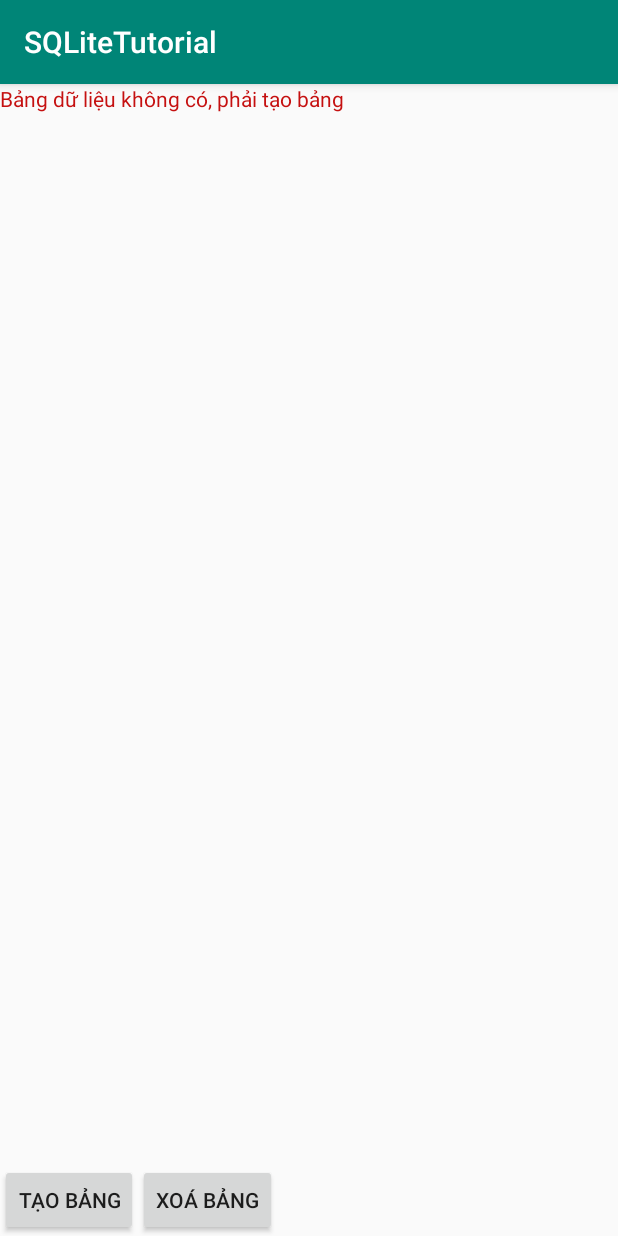
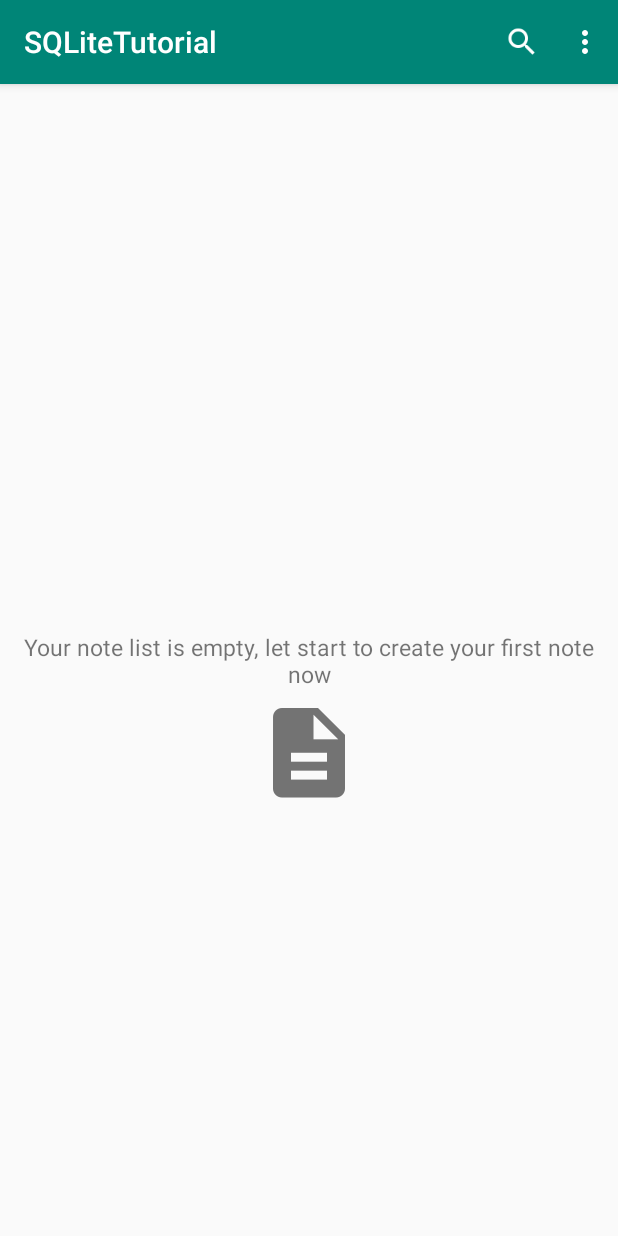
Before and after one commit to daidv2/android-sqlite-example1, an Android app: the screen it shows after launch (MainActivity before the commit, ActionBar after it), on a phone screen of 412 x 824 dp. Run offline under Robolectric (Android 15) with nearby library versions, the phone set to English and light mode, and no system bars.

Commit message:
b24. Action Bar

```diff
--- a/app/src/main/AndroidManifest.xml
+++ b/app/src/main/AndroidManifest.xml
@@ -12,7 +12,7 @@
         android:supportsRtl="true"
         android:theme="@style/AppTheme">
         <activity android:name=".EditProduct"></activity>
-        <activity android:name=".MainActivity">
+        <activity android:name=".ActionBar">
             <intent-filter>
                 <action android:name="android.intent.action.MAIN" />
 
--- /dev/null
+++ b/app/src/main/java/net/xuanthulab/sqlitetutorial/ActionBar.java
@@ -0,0 +1,41 @@
+package net.xuanthulab.sqlitetutorial;
+
+import android.os.Bundle;
+import android.support.v7.app.AppCompatActivity;
+import android.view.Menu;
+import android.view.MenuItem;
+import android.widget.Toast;
+
+public class ActionBar extends AppCompatActivity {
+    @Override
+    protected void onCreate(Bundle savedInstanceState) {
+        super.onCreate(savedInstanceState);
+        setContentView(R.layout.activity_action_bar);
+    }
+
+    // nạp main_actions vào ActionBar của Activity
+    @Override
+    public boolean onCreateOptionsMenu(Menu menu) {
+        getMenuInflater().inflate(R.menu.main_actions, menu);
+
+        return super.onCreateOptionsMenu(menu);
+    }
+
+    // bắt event khi bấm vào các menu
+    @Override
+    public boolean onOptionsItemSelected(MenuItem item) {
+        switch (item.getItemId()) {
+            case R.id.search:
+                Toast.makeText(this, "Search button selected", Toast.LENGTH_SHORT).show();
+                return true;
+            case R.id.about:
+                Toast.makeText(this, "About button selected", Toast.LENGTH_SHORT).show();
+                return true;
+            case R.id.help:
+                Toast.makeText(this, "Help button selected", Toast.LENGTH_SHORT).show();
+                return true;
+        }
+
+        return super.onOptionsItemSelected(item);
+    }
+}
--- /dev/null
+++ b/app/src/main/res/layout/activity_action_bar.xml
@@ -0,0 +1,33 @@
+<?xml version="1.0" encoding="utf-8"?>
+<android.support.constraint.ConstraintLayout xmlns:android="http://schemas.android.com/apk/res/android"
+    xmlns:app="http://schemas.android.com/apk/res-auto"
+    xmlns:tools="http://schemas.android.com/tools"
+    android:layout_width="match_parent"
+    android:layout_height="match_parent"
+    tools:context=".MainActivity">
+
+    <TextView
+        android:id="@+id/activity_main_tv_empty"
+        style="@style/InformationTextView"
+        android:text="@string/mainscreen_empty_note"
+        app:layout_constraintBottom_toBottomOf="parent"
+        app:layout_constraintLeft_toLeftOf="parent"
+        app:layout_constraintRight_toRightOf="parent"
+        app:layout_constraintTop_toTopOf="parent" />
+
+    <ImageView
+        android:id="@+id/imageView"
+        android:layout_width="@dimen/empty_icon_width"
+        android:layout_height="@dimen/empty_icon_height"
+        android:layout_marginStart="8dp"
+        android:layout_marginLeft="8dp"
+        android:layout_marginTop="8dp"
+        android:layout_marginEnd="8dp"
+        android:layout_marginRight="8dp"
+        android:scaleType="fitCenter"
+        app:layout_constraintEnd_toEndOf="parent"
+        app:layout_constraintStart_toStartOf="parent"
+        app:layout_constraintTop_toBottomOf="@+id/activity_main_tv_empty"
+        app:srcCompat="@drawable/empty_note" />
+
+</android.support.constraint.ConstraintLayout>
--- /dev/null
+++ b/app/src/main/res/menu/main_actions.xml
@@ -0,0 +1,21 @@
+<?xml version="1.0" encoding="utf-8"?>
+<menu xmlns:android="http://schemas.android.com/apk/res/android"
+    xmlns:app="http://schemas.android.com/apk/res-auto">
+
+    <item
+        android:id="@+id/search"
+        android:icon="@drawable/ic_action_search"
+        android:title="@string/menu_item_search"
+        app:showAsAction="always" />
+
+    <item
+        android:id="@+id/about"
+        android:title="@string/menu_item_about_app"
+        app:showAsAction="never" />
+
+    <item
+        android:id="@+id/help"
+        android:title="@string/menu_item_help"
+        app:showAsAction="never" />
+
+</menu>
--- /dev/null
+++ b/app/src/main/res/values/dimens.xml
@@ -0,0 +1,9 @@
+<resources>
+    <!-- Default screen margins, per the Android Design guidelines. -->
+    <dimen name="activity_horizontal_margin">16dp</dimen>
+    <dimen name="activity_vertical_margin">16dp</dimen>
+
+    <!-- Main Activity components -->
+    <dimen name="empty_icon_width">60dp</dimen>
+    <dimen name="empty_icon_height">60dp</dimen>
+</resources>
--- a/app/src/main/res/values/strings.xml
+++ b/app/src/main/res/values/strings.xml
@@ -1,3 +1,12 @@
 <resources>
     <string name="app_name">SQLiteTutorial</string>
+
+    <!-- Menu Item -->
+    <string name="menu_item_search">Search</string>
+    <string name="menu_item_about_app">About App</string>
+    <string name="menu_item_help">Help</string>
+    <string name="menu_item_version_app">Version %s</string>
+
+    <!-- Main Screen -->
+    <string name="mainscreen_empty_note">Your note list is empty, let start to create your first note now</string>
 </resources>
--- a/app/src/main/res/values/styles.xml
+++ b/app/src/main/res/values/styles.xml
@@ -8,4 +8,12 @@
         <item name="colorAccent">@color/colorAccent</item>
     </style>
 
+    <style name="InformationTextView">
+        <item name="android:layout_width">match_parent</item>
+        <item name="android:layout_height">wrap_content</item>
+        <item name="android:padding">4dp</item>
+        <item name="android:gravity">center</item>
+        <item name="android:textSize">15sp</item>
+    </style>
+
 </resources>
```
Also changed, not shown: app/src/main/res/drawable-hdpi/empty_note.png (added), app/src/main/res/drawable-hdpi/ic_action_search.png (added), app/src/main/res/drawable-mdpi/empty_note.png (added), app/src/main/res/drawable-mdpi/ic_action_search.png (added), app/src/main/res/drawable-xhdpi/empty_note.png (added), app/src/main/res/drawable-xhdpi/ic_action_search.png (added), app/src/main/res/drawable-xxhdpi/empty_note.png (added), app/src/main/res/drawable-xxhdpi/ic_action_search.png (added), app/src/main/res/drawable-xxxhdpi/empty_note.png (added), app/src/main/res/drawable-xxxhdpi/ic_action_search.png (added).
